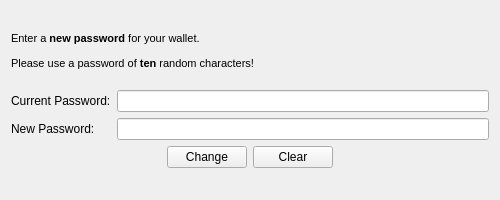
Old version of the form client/gui/change_passphrase_form.ui in the repository TemplateName56/Blockchain_Wallet.
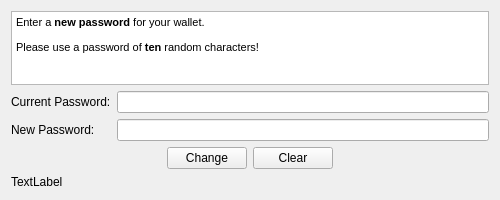
New version of the form.

Diff of the .ui file:
```diff
--- a/client/gui/change_passphrase_form.ui
+++ b/client/gui/change_passphrase_form.ui
@@ -46,9 +46,26 @@
     </spacer>
    </item>
    <item>
-    <widget class="QLabel" name="PassprphraseWarningLabel">
-     <property name="text">
-      <string>&lt;html&gt;&lt;head/&gt;&lt;body&gt;&lt;p&gt;&lt;span style=&quot; font-size:8pt;&quot;&gt;Enter a &lt;/span&gt;&lt;span style=&quot; font-size:8pt; font-weight:600;&quot;&gt;new password&lt;/span&gt;&lt;span style=&quot; font-size:8pt;&quot;&gt; for your wallet.&lt;/span&gt;&lt;/p&gt;&lt;p&gt;&lt;span style=&quot; font-size:8pt;&quot;&gt;Please use a password of &lt;/span&gt;&lt;span style=&quot; font-size:8pt; font-weight:600;&quot;&gt;ten &lt;/span&gt;&lt;span style=&quot; font-size:8pt;&quot;&gt;random characters!&lt;br/&gt;&lt;/span&gt;&lt;/p&gt;&lt;/body&gt;&lt;/html&gt;</string>
+    <widget class="QTextEdit" name="textEdit_change_pass">
+     <property name="sizePolicy">
+      <sizepolicy hsizetype="Expanding" vsizetype="Fixed">
+       <horstretch>0</horstretch>
+       <verstretch>0</verstretch>
+      </sizepolicy>
+     </property>
+     <property name="frameShadow">
+      <enum>QFrame::Sunken</enum>
+     </property>
+     <property name="readOnly">
+      <bool>true</bool>
+     </property>
+     <property name="html">
+      <string>&lt;!DOCTYPE HTML PUBLIC &quot;-//W3C//DTD HTML 4.0//EN&quot; &quot;http://www.w3.org/TR/REC-html40/strict.dtd&quot;&gt;
+&lt;html&gt;&lt;head&gt;&lt;meta name=&quot;qrichtext&quot; content=&quot;1&quot; /&gt;&lt;style type=&quot;text/css&quot;&gt;
+p, li { white-space: pre-wrap; }
+&lt;/style&gt;&lt;/head&gt;&lt;body style=&quot; font-family:'MS Shell Dlg 2'; font-size:7.8pt; font-weight:400; font-style:normal;&quot;&gt;
+&lt;p style=&quot; margin-top:0px; margin-bottom:0px; margin-left:0px; margin-right:0px; -qt-block-indent:0; text-indent:0px;&quot;&gt;&lt;span style=&quot; font-size:8pt;&quot;&gt;Enter a &lt;/span&gt;&lt;span style=&quot; font-size:8pt; font-weight:600;&quot;&gt;new password&lt;/span&gt;&lt;span style=&quot; font-size:8pt;&quot;&gt; for your wallet.&lt;/span&gt;&lt;/p&gt;
+&lt;p style=&quot; margin-top:12px; margin-bottom:12px; margin-left:0px; margin-right:0px; -qt-block-indent:0; text-indent:0px;&quot;&gt;&lt;span style=&quot; font-size:8pt;&quot;&gt;Please use a password of &lt;/span&gt;&lt;span style=&quot; font-size:8pt; font-weight:600;&quot;&gt;ten &lt;/span&gt;&lt;span style=&quot; font-size:8pt;&quot;&gt;random characters!&lt;/span&gt;&lt;/p&gt;&lt;/body&gt;&lt;/html&gt;</string>
      </property>
     </widget>
    </item>
@@ -130,6 +147,13 @@
      </item>
     </layout>
    </item>
+   <item>
+    <widget class="QLabel" name="label">
+     <property name="text">
+      <string>TextLabel</string>
+     </property>
+    </widget>
+   </item>
    <item>
     <spacer name="verticalSpacer">
      <property name="orientation">
```
